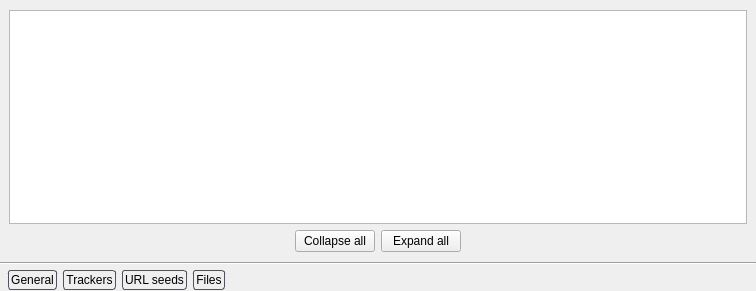
Above: src/propertiesWidget.ui from SysAdminDoc/qBittorrent-Vanced before the change. Below: the same form after it.
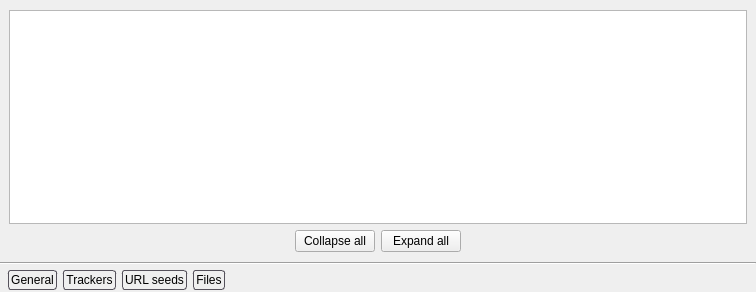
That is the form after the change. The open tabs and pages were chosen to show the change. Icons and pictures are not drawn.

```diff
--- a/src/propertiesWidget.ui
+++ b/src/propertiesWidget.ui
@@ -7,7 +7,7 @@
     <x>0</x>
     <y>0</y>
     <width>756</width>
-    <height>291</height>
+    <height>292</height>
    </rect>
   </property>
   <property name="sizePolicy">
```
Left out of the diff: 12 changed lines with no effect on the pictures.
